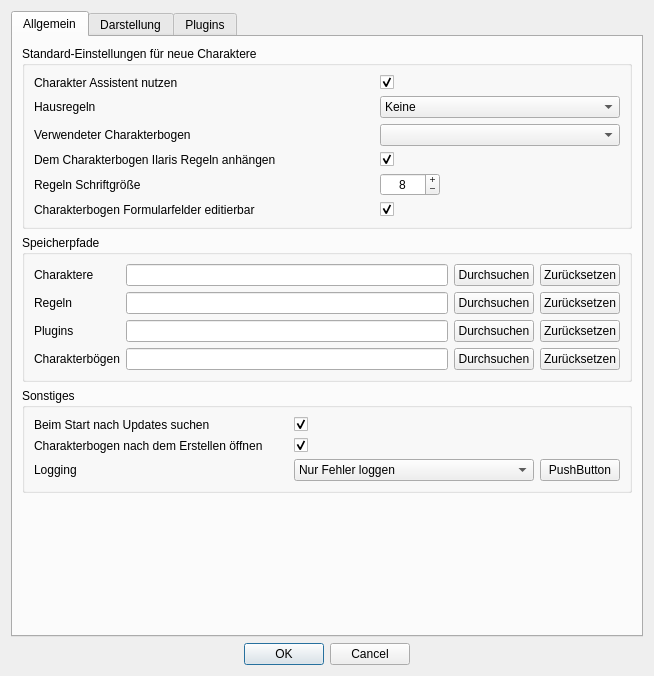
Old version of the form designer/Einstellungen.ui in the repository Aeolitus/Sephrasto.
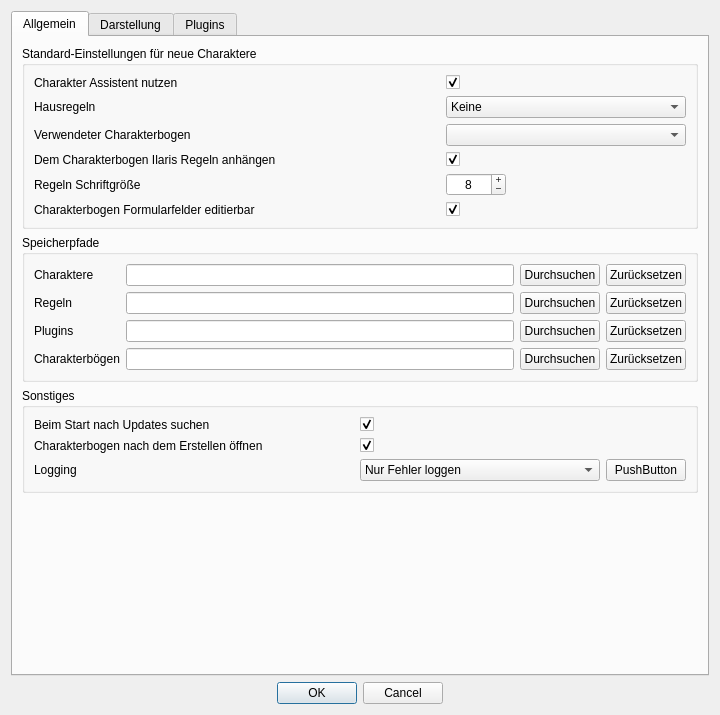
New version of the form.

Diff of the .ui file:
```diff
--- a/designer/Einstellungen.ui
+++ b/designer/Einstellungen.ui
@@ -9,8 +9,8 @@
    <rect>
     <x>0</x>
     <y>0</y>
-    <width>654</width>
-    <height>676</height>
+    <width>720</width>
+    <height>715</height>
    </rect>
   </property>
   <property name="minimumSize">
@@ -48,8 +48,8 @@
        <rect>
         <x>0</x>
         <y>0</y>
-        <width>652</width>
-        <height>598</height>
+        <width>698</width>
+        <height>657</height>
        </rect>
       </property>
       <layout class="QVBoxLayout" name="verticalLayout">
@@ -140,6 +140,11 @@
                 </item>
                 <item>
                  <widget class="QPushButton" name="buttonLogOpen">
+                  <property name="font">
+                   <font>
+                    <hintingpreference>PreferNoHinting</hintingpreference>
+                   </font>
+                  </property>
                   <property name="toolTip">
                    <string>Logdatei zeigen</string>
                   </property>
@@ -220,6 +225,11 @@
               </item>
               <item row="3" column="2">
                <widget class="QPushButton" name="buttonPlugins">
+                <property name="font">
+                 <font>
+                  <hintingpreference>PreferNoHinting</hintingpreference>
+                 </font>
+                </property>
                 <property name="toolTip">
                  <string>Ordner suchen</string>
                 </property>
@@ -233,6 +243,11 @@
               </item>
               <item row="3" column="3">
                <widget class="QPushButton" name="resetPlugins">
+                <property name="font">
+                 <font>
+                  <hintingpreference>PreferNoHinting</hintingpreference>
+                 </font>
+                </property>
                 <property name="toolTip">
                  <string>Auf den Standardordner zurücksetzen</string>
                 </property>
@@ -246,6 +261,11 @@
               </item>
               <item row="0" column="3">
                <widget class="QPushButton" name="resetChar">
+                <property name="font">
+                 <font>
+                  <hintingpreference>PreferNoHinting</hintingpreference>
+                 </font>
+                </property>
                 <property name="toolTip">
                  <string>Auf den Standardordner zurücksetzen</string>
                 </property>
@@ -272,6 +292,11 @@
               </item>
               <item row="2" column="3">
                <widget class="QPushButton" name="resetRegeln">
+                <property name="font">
+                 <font>
+                  <hintingpreference>PreferNoHinting</hintingpreference>
+                 </font>
+                </property>
                 <property name="toolTip">
                  <string>Auf den Standardordner zurücksetzen</string>
                 </property>
@@ -285,6 +310,11 @@
               </item>
               <item row="2" column="2">
                <widget class="QPushButton" name="buttonRegeln">
+                <property name="font">
+                 <font>
+                  <hintingpreference>PreferNoHinting</hintingpreference>
+                 </font>
+                </property>
                 <property name="toolTip">
                  <string>Ordner suchen</string>
                 </property>
@@ -314,6 +344,11 @@
               </item>
               <item row="0" column="2">
                <widget class="QPushButton" name="buttonChar">
+                <property name="font">
+                 <font>
+                  <hintingpreference>PreferNoHinting</hintingpreference>
+                 </font>
+                </property>
                 <property name="toolTip">
                  <string>Ordner suchen</string>
                 </property>
@@ -337,6 +372,11 @@
               </item>
               <item row="4" column="2">
                <widget class="QPushButton" name="buttonCharakterboegen">
+                <property name="font">
+                 <font>
+                  <hintingpreference>PreferNoHinting</hintingpreference>
+                 </font>
+                </property>
                 <property name="text">
                  <string>Durchsuchen</string>
                 </property>
@@ -347,6 +387,11 @@
               </item>
               <item row="4" column="3">
                <widget class="QPushButton" name="resetCharakterboegen">
+                <property name="font">
+                 <font>
+                  <hintingpreference>PreferNoHinting</hintingpreference>
+                 </font>
+                </property>
                 <property name="text">
                  <string>Zurücksetzen</string>
                 </property>
@@ -362,7 +407,6 @@
             <widget class="QGroupBox" name="groupBox">
              <property name="font">
               <font>
-               <weight>50</weight>
                <bold>false</bold>
               </font>
              </property>
```
Left out of the diff: 60 changed lines with no effect on the pictures.
